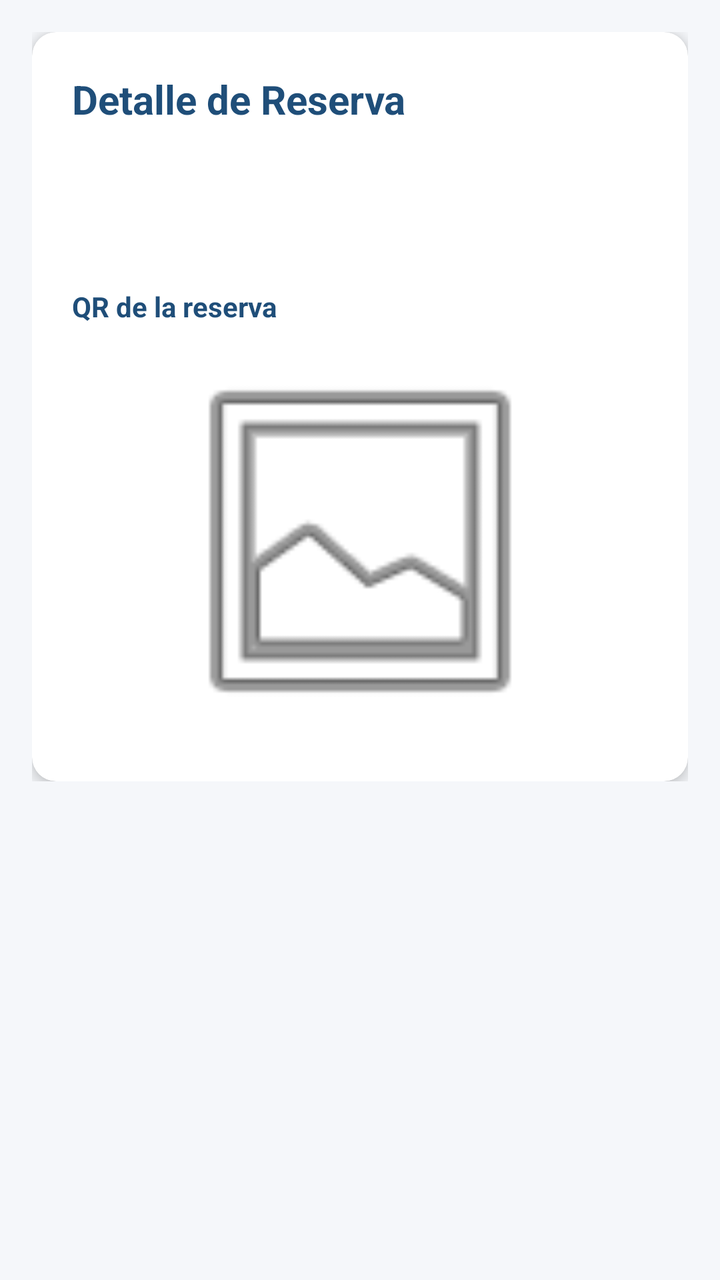
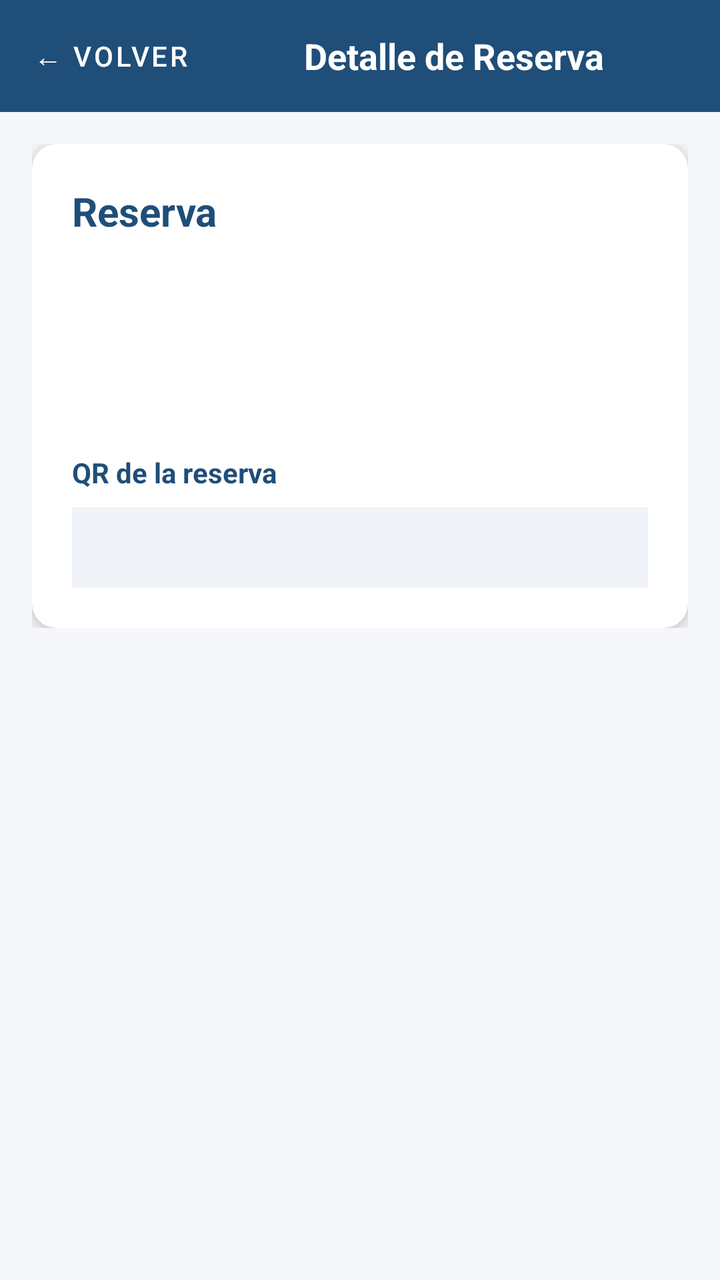

Compare the two renders of this Android layout. The source of the first and the diff that turns it into the second are given below.
<!-- AndroidManifest.xml: application theme Theme.EscapeManager -->
<!-- res/layout/fragment_booking_detail.xml -->
<?xml version="1.0" encoding="utf-8"?>
<ScrollView xmlns:android="http://schemas.android.com/apk/res/android"
    xmlns:app="http://schemas.android.com/apk/res-auto"
    android:layout_width="match_parent"
    android:layout_height="match_parent"
    android:background="@color/background">

    <LinearLayout
        android:layout_width="match_parent"
        android:layout_height="wrap_content"
        android:orientation="vertical"
        android:padding="16dp">

        <com.google.android.material.card.MaterialCardView
            android:layout_width="match_parent"
            android:layout_height="wrap_content"
            app:cardCornerRadius="12dp"
            app:cardElevation="4dp">

            <LinearLayout
                android:layout_width="match_parent"
                android:layout_height="wrap_content"
                android:orientation="vertical"
                android:padding="20dp">

                <TextView
                    android:id="@+id/tvBookingId"
                    android:layout_width="wrap_content"
                    android:layout_height="wrap_content"
                    android:text="Detalle de Reserva"
                    android:textSize="20sp"
                    android:textStyle="bold"
                    android:textColor="@color/primary"
                    android:layout_marginBottom="16dp" />

                <TextView
                    android:id="@+id/tvGroupName"
                    android:layout_width="wrap_content"
                    android:layout_height="wrap_content"
                    android:textSize="16sp"
                    android:textColor="@color/text_primary"
                    android:layout_marginBottom="8dp" />

                <TextView
                    android:id="@+id/tvDetails"
                    android:layout_width="wrap_content"
                    android:layout_height="wrap_content"
                    android:textSize="14sp"
                    android:textColor="@color/text_secondary"
                    android:lineSpacingExtra="4dp" />

                
                <TextView
                    android:layout_width="wrap_content"
                    android:layout_height="wrap_content"
                    android:text="QR de la reserva"
                    android:textSize="14sp"
                    android:textStyle="bold"
                    android:textColor="@color/primary"
                    android:layout_marginTop="16dp"
                    android:layout_marginBottom="8dp" />

                <ImageView
                    android:id="@+id/imgQr"
                    android:layout_width="200dp"
                    android:layout_height="200dp"
                    android:layout_gravity="center"
                    android:contentDescription="QR Code"
                    android:src="@android:drawable/ic_menu_gallery" />
            </LinearLayout>
        </com.google.android.material.card.MaterialCardView>
    </LinearLayout>
</ScrollView>
<!-- resources referenced by this layout -->
<resources>
  <color name="background">#F5F7FA</color>
  <color name="primary">#1F4E79</color>
  <color name="text_primary">#1A1A2E</color>
  <color name="text_secondary">#6B7280</color>
  <style name="Theme.EscapeManager" parent="Theme.MaterialComponents.DayNight.NoActionBar">
          <item name="colorPrimary">@color/primary</item>
          <item name="colorPrimaryVariant">@color/primary_dark</item>
          <item name="colorSecondary">@color/secondary</item>
          <item name="colorSurface">@color/surface</item>
          <item name="android:colorBackground">@color/background</item>
          <item name="colorError">@color/error</item>
          <item name="android:windowBackground">@color/background</item>
      </style>
  <color name="primary_dark">#163A5F</color>
  <color name="secondary">#2E75B6</color>
  <color name="surface">#FFFFFF</color>
  <color name="error">#D32F2F</color>
</resources>

<!-- the commit's change to res/layout/fragment_booking_detail.xml (unified diff, before → after) -->
@@ -1,73 +1,116 @@
 <?xml version="1.0" encoding="utf-8"?>
-<ScrollView xmlns:android="http://schemas.android.com/apk/res/android"
+<LinearLayout xmlns:android="http://schemas.android.com/apk/res/android"
     xmlns:app="http://schemas.android.com/apk/res-auto"
     android:layout_width="match_parent"
     android:layout_height="match_parent"
+    android:orientation="vertical"
     android:background="@color/background">
 
+    
     <LinearLayout
         android:layout_width="match_parent"
-        android:layout_height="wrap_content"
-        android:orientation="vertical"
-        android:padding="16dp">
+        android:layout_height="56dp"
+        android:orientation="horizontal"
+        android:gravity="center_vertical"
+        android:background="@color/primary"
+        android:padding="8dp">
 
-        <com.google.android.material.card.MaterialCardView
+        <com.google.android.material.button.MaterialButton
+            android:id="@+id/btnBack"
+            style="@style/Widget.MaterialComponents.Button.TextButton"
+            android:layout_width="wrap_content"
+            android:layout_height="wrap_content"
+            android:text="← Volver"
+            android:textColor="@color/white" />
+
+        <TextView
+            android:layout_width="0dp"
+            android:layout_height="wrap_content"
+            android:layout_weight="1"
+            android:text="Detalle de Reserva"
+            android:textSize="18sp"
+            android:textStyle="bold"
+            android:textColor="@color/white"
+            android:gravity="center" />
+    </LinearLayout>
+
+    <ScrollView
+        android:layout_width="match_parent"
+        android:layout_height="match_parent">
+
+        <LinearLayout
             android:layout_width="match_parent"
             android:layout_height="wrap_content"
-            app:cardCornerRadius="12dp"
-            app:cardElevation="4dp">
+            android:orientation="vertical"
+            android:padding="16dp">
 
-            <LinearLayout
+            <com.google.android.material.card.MaterialCardView
                 android:layout_width="match_parent"
                 android:layout_height="wrap_content"
-                android:orientation="vertical"
-                android:padding="20dp">
+                app:cardCornerRadius="12dp"
+                app:cardElevation="4dp">
 
-                <TextView
-                    android:id="@+id/tvBookingId"
-                    android:layout_width="wrap_content"
+                <LinearLayout
+                    android:layout_width="match_parent"
                     android:layout_height="wrap_content"
-                    android:text="Detalle de Reserva"
-                    android:textSize="20sp"
-                    android:textStyle="bold"
-                    android:textColor="@color/primary"
-                    android:layout_marginBottom="16dp" />
+                    android:orientation="vertical"
+                    android:padding="20dp">
 
-                <TextView
-                    android:id="@+id/tvGroupName"
-                    android:layout_width="wrap_content"
-                    android:layout_height="wrap_content"
-                    android:textSize="16sp"
-                    android:textColor="@color/text_primary"
-                    android:layout_marginBottom="8dp" />
+                    <TextView
+                        android:id="@+id/tvBookingId"
+                        android:layout_width="wrap_content"
+                        android:layout_height="wrap_content"
+                        android:text="Reserva"
+                        android:textSize="20sp"
+                        android:textStyle="bold"
+                        android:textColor="@color/primary"
+                        android:layout_marginBottom="16dp" />
 
-                <TextView
-                    android:id="@+id/tvDetails"
-                    android:layout_width="wrap_content"
-                    android:layout_height="wrap_content"
-                    android:textSize="14sp"
-                    android:textColor="@color/text_secondary"
-                    android:lineSpacingExtra="4dp" />
+                    <TextView
+                        android:id="@+id/tvGroupName"
+                        android:layout_width="wrap_content"
+                        android:layout_height="wrap_content"
+                        android:textSize="16sp"
+                        android:textColor="@color/text_primary"
+                        android:layout_marginBottom="8dp" />
 
-                
-                <TextView
-                    android:layout_width="wrap_content"
-                    android:layout_height="wrap_content"
-                    android:text="QR de la reserva"
-                    android:textSize="14sp"
-                    android:textStyle="bold"
-                    android:textColor="@color/primary"
-                    android:layout_marginTop="16dp"
-                    android:layout_marginBottom="8dp" />
+                    <TextView
+                        android:id="@+id/tvDetails"
+                        android:layout_width="wrap_content"
+                        android:layout_height="wrap_content"
+                        android:textSize="14sp"
+                        android:textColor="@color/text_secondary"
+                        android:lineSpacingExtra="4dp" />
 
-                <ImageView
-                    android:id="@+id/imgQr"
-                    android:layout_width="200dp"
-                    android:layout_height="200dp"
-                    android:layout_gravity="center"
-                    android:contentDescription="QR Code"
-                    android:src="@android:drawable/ic_menu_gallery" />
-            </LinearLayout>
-        </com.google.android.material.card.MaterialCardView>
-    </LinearLayout>
-</ScrollView>
+                    <TextView
+                        android:id="@+id/tvStatus"
+                        android:layout_width="wrap_content"
+                        android:layout_height="wrap_content"
+                        android:textSize="14sp"
+                        android:textColor="@color/text_primary"
+                        android:layout_marginTop="8dp" />
+
+                    <TextView
+                        android:layout_width="wrap_content"
+                        android:layout_height="wrap_content"
+                        android:text="QR de la reserva"
+                        android:textSize="14sp"
+                        android:textStyle="bold"
+                        android:textColor="@color/primary"
+                        android:layout_marginTop="16dp"
+                        android:layout_marginBottom="8dp" />
+
+                    <TextView
+                        android:id="@+id/tvQrToken"
+                        android:layout_width="match_parent"
+                        android:layout_height="wrap_content"
+                        android:textSize="12sp"
+                        android:textColor="@color/text_secondary"
+                        android:fontFamily="monospace"
+                        android:background="#F0F4F8"
+                        android:padding="12dp" />
+                </LinearLayout>
+            </com.google.android.material.card.MaterialCardView>
+        </LinearLayout>
+    </ScrollView>
+</LinearLayout>
<!-- resource entries referenced after the edit -->
@@ -3,7 +3,8 @@
   <color name="background">#F5F7FA</color>
   <color name="primary">#1F4E79</color>
   <color name="text_primary">#1A1A2E</color>
-  <color name="text_secondary">#6B7280</color>
+  <color name="text_secondary">#4A4A6A</color>
+  <color name="white">#FFFFFF</color>
   <style name="Theme.EscapeManager" parent="Theme.MaterialComponents.DayNight.NoActionBar">
           <item name="colorPrimary">@color/primary</item>
           <item name="colorPrimaryVariant">@color/primary_dark</item>
@@ -12,10 +13,22 @@
           <item name="android:colorBackground">@color/background</item>
           <item name="colorError">@color/error</item>
           <item name="android:windowBackground">@color/background</item>
+          <item name="bottomNavigationStyle">@style/Widget.EscapeManager.BottomNav</item>
+          <item name="android:textColor">@color/text_primary</item>
+          <item name="android:textColorSecondary">@color/text_secondary</item>
+          <item name="android:textColorHint">#888888</item>
+          <item name="android:editTextColor">@color/text_primary</item>
+          <item name="editTextColor">@color/text_primary</item>
       </style>
   <color name="primary_dark">#163A5F</color>
   <color name="secondary">#2E75B6</color>
   <color name="surface">#FFFFFF</color>
   <color name="error">#D32F2F</color>
+  <style name="Widget.EscapeManager.BottomNav" parent="Widget.MaterialComponents.BottomNavigationView">
+          <item name="android:background">@color/white</item>
+          <item name="itemIconTint">@color/primary</item>
+          <item name="itemTextColor">@color/primary</item>
+          <item name="labelVisibilityMode">labeled</item>
+      </style>
 </resources>
 
